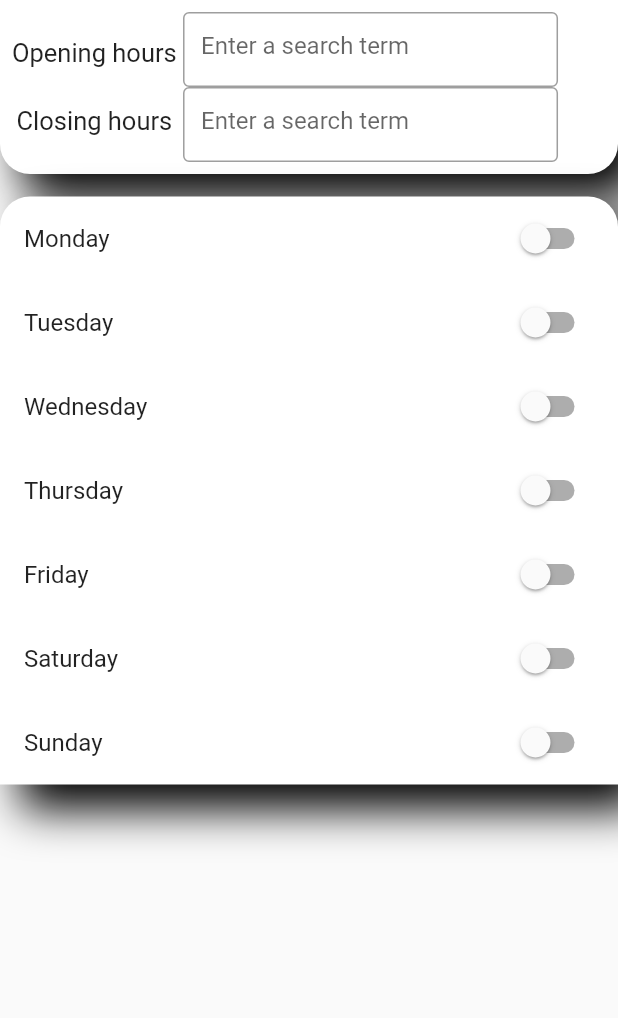
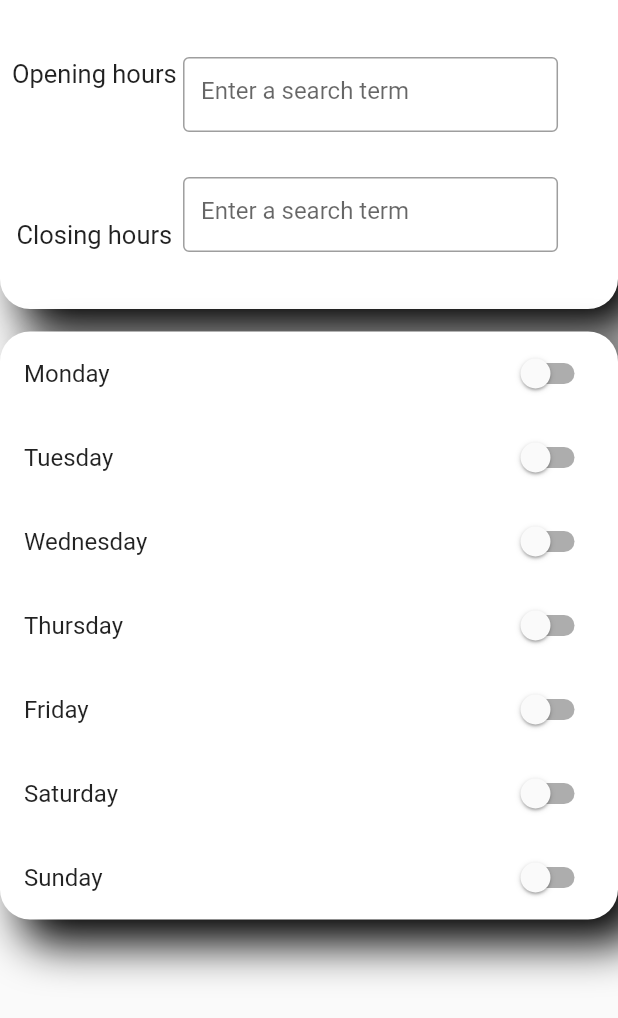
Before and after one commit to subhangpati/admin_app_ui, a Flutter app: the timeManagement screen opened directly, on a phone screen of 412 x 824 dp. Shown: the top 1018 px of the screen. Run offline on Flutter 3.47's test engine with Material 2 defaults, Android fonts, the phone set to English and light mode, and no system bars; our stand-ins replace flutter_svg.

Commit message:
slider/internal routing pages , to-do.

```diff
--- a/lib/screens/TimeManagement.dart
+++ b/lib/screens/TimeManagement.dart
@@ -14,20 +14,17 @@ class _timeManagementState extends State<timeManagement> {
   bool Value5 = false;
   bool Value6 = false;
   bool Value7 = false;
-  // final String Title ;
-  //
-  // var Value;
-  // _timeManagementState({this.Title , this.Value});
 
   @override
   Widget build(BuildContext context) {
-    return Scaffold(
-      body: SafeArea(
-        child: SingleChildScrollView(
+    return SafeArea(
+      child: Scaffold(
+        body: SingleChildScrollView(
           child: Column(
               mainAxisAlignment: MainAxisAlignment.end,
               children: <Widget>[
                 Container(
+                  height: MediaQuery.of(context).size.height / 4,
                   decoration: BoxDecoration(
                     color: Colors.white,
                     borderRadius: BorderRadius.only(
@@ -50,7 +47,7 @@ class _timeManagementState extends State<timeManagement> {
                     child: Row(
                       children: <Widget>[
                         Column(
-                          mainAxisAlignment: MainAxisAlignment.spaceAround,
+                          mainAxisAlignment: MainAxisAlignment.spaceEvenly,
                           children: <Widget>[
                             Text('Opening hours ',
                                 style: TextStyle(fontSize: 17.0)),
@@ -60,6 +57,7 @@ class _timeManagementState extends State<timeManagement> {
                           ],
                         ),
                         Column(
+                          mainAxisAlignment: MainAxisAlignment.spaceEvenly,
                           children: <Widget>[
                             SizedBox(
                               height: 50.0,
@@ -87,13 +85,17 @@ class _timeManagementState extends State<timeManagement> {
                 ),
                 SizedBox(
                   height: 15.0,
-                ),
+                ), //Todo : Adding another list of contom time has been left due to complexity issues.
                 Container(
                   decoration: BoxDecoration(
                     color: Colors.white,
                     borderRadius: BorderRadius.only(
                         topRight: Radius.circular(20.0),
-                        topLeft: Radius.circular(20.0)),
+                        topLeft: Radius.circular(20.0),
+                      bottomLeft: Radius.circular(20.0),
+                      bottomRight: Radius.circular(20.0),
+                    ),
+
                     boxShadow: [
                       BoxShadow(
                         color: Colors.black,
@@ -108,13 +110,20 @@ class _timeManagementState extends State<timeManagement> {
                   ),
                   child: Column(
                     children: <Widget>[
-                      buildSwitchListTile(Title: "Monday", Value: Value1),
-                      buildSwitchListTile(Title: "Tuesday", Value: Value2),
-                      buildSwitchListTile(Title: "Wednesday", Value: Value3),
-                      buildSwitchListTile(Title: "Thursday", Value: Value4),
-                      buildSwitchListTile(Title: "Friday", Value: Value5),
-                      buildSwitchListTile(Title: "Saturday", Value: Value6),
-                      buildSwitchListTile(Title: "Sunday", Value: Value7),
+                      buildSwitchListTile(Title: "Monday", Value: Value1,
+                          onChanged: (val) => setState(() => Value1 = val)),
+                      buildSwitchListTile(Title: "Tuesday", Value: Value2,
+                          onChanged: (val) => setState(() => Value2 = val)),
+                      buildSwitchListTile(Title: "Wednesday", Value:  Value3,
+                          onChanged: (val) => setState(() => Value3 = val)),
+                      buildSwitchListTile(Title: "Thursday", Value: Value4,
+                          onChanged: (val) => setState(() => Value4 = val)),
+                      buildSwitchListTile(Title: "Friday", Value: Value5,
+                          onChanged: (val) => setState(() => Value5 = val)),
+                      buildSwitchListTile(Title: "Saturday", Value: Value6,
+                          onChanged: (val) => setState(() => Value6 = val)),
+                      buildSwitchListTile(Title: "Sunday", Value: Value7,
+                          onChanged: (val) => setState(() => Value7 = val)),
                     ],
                   ),
                 ),
@@ -124,13 +133,15 @@ class _timeManagementState extends State<timeManagement> {
     );
   }
 
-  SwitchListTile buildSwitchListTile({String Title, bool Value}) {
+  SwitchListTile buildSwitchListTile({
+    String Title,
+    bool Value,
+    void Function(bool) onChanged,
+  }) {
     return SwitchListTile(
       title: Text(Title),
       value: Value,
-      onChanged: (bool value) => setState(() {
-        Value = value;
-      }),
+      onChanged: onChanged,
     );
   }
 }
```
Also changed, not shown: lib/screens/addRemovePackage.dart (+8 -6 lines), lib/screens/addRemoveServicesPage.dart (+25 -24 lines), lib/screens/addService.dart (+55 -10 lines), lib/screens/homepage.dart (+7 -1 lines), images/salon.jpg (added).
